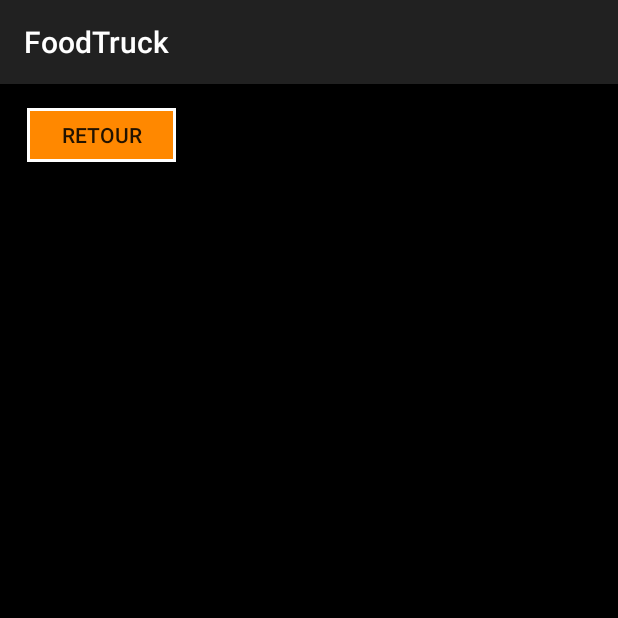
After one commit to Sautronl/FoodTruck, an Android app: the RemerciementCommande screen opened directly, with no data from a screen before it, on a phone screen of 412 x 824 dp, the top half of it. The commit adds this screen. Run offline under Robolectric (Android 15) with nearby library versions, the phone set to English and light mode, and no system bars.

Commit message:
resolution conflits

```diff
--- a/app/src/main/AndroidManifest.xml
+++ b/app/src/main/AndroidManifest.xml
@@ -21,8 +21,10 @@
         <activity android:name=".Commande"/>
         <activity android:name=".Presentation"/>
         <activity android:name=".fullImageActivity" />
-        <activity android:name=".MenuDuJourActivity"/>
+        <activity android:name=".MenuDuJourActivity" />
+        <activity android:name=".RemerciementCommande"></activity>
 
+        <activity android:name=".AdminActivity"></activity>
     </application>
 
 </manifest>
--- /dev/null
+++ b/app/src/main/java/fr/wcs/foodtruck/RemerciementCommande.java
@@ -0,0 +1,44 @@
+package fr.wcs.foodtruck;
+
+import android.content.Intent;
+import android.support.v7.app.AppCompatActivity;
+import android.os.Bundle;
+import android.view.View;
+import android.widget.Button;
+import android.widget.TextView;
+
+import java.sql.Time;
+
+public class RemerciementCommande extends AppCompatActivity {
+
+    @Override
+    protected void onCreate(Bundle savedInstanceState) {
+        super.onCreate(savedInstanceState);
+        setContentView(R.layout.activity_remerciement_commande);
+        final Button btHome = (Button) findViewById(R.id.btHomeRemerciement);
+        final TextView tvRemerciementN = (TextView) findViewById(R.id.tvRemerciementNom);
+
+
+
+
+        String nom = getIntent().getStringExtra("nom");
+
+
+
+        RemerciementModel rem = new RemerciementModel(nom);
+        tvRemerciementN.setText(rem.getNom());
+
+
+
+        btHome.setOnClickListener(new View.OnClickListener() {
+            @Override
+            public void onClick(View view) {
+                Intent intent = new Intent(RemerciementCommande.this, MenuDuJourActivity.class);
+                startActivity(intent);
+            }
+        });
+
+    }
+
+
+}
--- /dev/null
+++ b/app/src/main/java/fr/wcs/foodtruck/RemerciementModel.java
@@ -0,0 +1,27 @@
+package fr.wcs.foodtruck;
+
+
+
+/**
+ * Created by apprenti on 02/10/17.
+ */
+
+public class RemerciementModel {
+    public String nom;
+
+
+
+
+    public RemerciementModel(String nom) {
+        this.nom = nom;
+
+    }
+
+
+
+    public String getNom() {
+        return nom;
+    }
+
+
+}
--- a/app/src/main/res/layout/activity_event.xml
+++ b/app/src/main/res/layout/activity_event.xml
@@ -27,7 +27,6 @@
         android:layout_marginEnd="8dp"
         android:layout_marginStart="8dp"
         android:layout_gravity="center"
-        android:text="@string/notif"
         tools:layout_editor_absoluteX="72dp"
         tools:layout_editor_absoluteY="65dp" />
 
--- /dev/null
+++ b/app/src/main/res/layout/activity_remerciement_commande.xml
@@ -0,0 +1,40 @@
+<?xml version="1.0" encoding="utf-8"?>
+<android.support.constraint.ConstraintLayout xmlns:android="http://schemas.android.com/apk/res/android"
+    xmlns:app="http://schemas.android.com/apk/res-auto"
+    xmlns:tools="http://schemas.android.com/tools"
+    android:layout_width="match_parent"
+    android:layout_height="match_parent"
+    tools:context="fr.wcs.foodtruck.RemerciementCommande"
+    android:background="#000000">
+    <Button
+        android:id="@+id/btHomeRemerciement"
+        android:layout_width="99dp"
+        android:layout_height="36dp"
+        android:layout_marginLeft="16dp"
+        android:layout_marginStart="8dp"
+        android:layout_marginTop="16dp"
+        android:text="@string/buttonRetour"
+        android:background="@drawable/button_border_white"
+        app:layout_constraintLeft_toLeftOf="parent"
+        app:layout_constraintTop_toTopOf="parent"
+        android:layout_marginRight="20dp"
+        app:layout_constraintRight_toRightOf="parent"
+        app:layout_constraintHorizontal_bias="0.036" />
+
+    <TextView
+        android:id="@+id/tvRemerciementNom"
+        android:layout_width="wrap_content"
+        android:layout_height="wrap_content"
+        android:textColor="@color/white"
+        app:layout_constraintLeft_toLeftOf="parent"
+        android:layout_marginTop="146dp"
+        app:layout_constraintTop_toBottomOf="@+id/btHomeRemerciement"
+        app:layout_constraintHorizontal_bias="0.575"
+        app:layout_constraintBottom_toBottomOf="parent"
+        android:layout_marginBottom="429dp"
+        app:layout_constraintVertical_bias="0.0"
+        android:layout_marginRight="0dp" />
+
+
+
+</android.support.constraint.ConstraintLayout>
--- a/app/src/main/res/values/colors.xml
+++ b/app/src/main/res/values/colors.xml
@@ -5,6 +5,8 @@
     <color name="colorAccent">#FF4081</color>
     <color name="rougeDark">#8B0000</color>
     <color name="black">#000000</color>
+    <color name="white">#ffffff</color>
+
 
     <color name="textEnvoyer">#FFFFFF</color>
 </resources>
--- a/app/src/main/res/values/strings.xml
+++ b/app/src/main/res/values/strings.xml
@@ -2,7 +2,7 @@
     <string name="app_name">FoodTruck</string>
     <string name="titrePage">Contact &amp; Privatisation</string>
     <string name="buttonEnvoyer">Envoyer</string>
-    <string name="numTel">06.29.03.19.84</string>
+    <string name="numTel">06.74.66.07.20</string>
     <string name="checkbox">Je souhaite privatiser le Food Truck</string>
     <string name="prenomNom">Nom Prénom*</string>
     <string name="tel">Téléphone</string>
```
Also changed, not shown: app/src/main/java/fr/wcs/foodtruck/AdminActivity.java (added, +13 -0 lines), app/src/main/java/fr/wcs/foodtruck/Commande.java (+32 -41 lines), app/src/main/java/fr/wcs/foodtruck/ContactPrivatisation.java (+11 -0 lines), app/src/main/java/fr/wcs/foodtruck/MainActivity.java (+17 -0 lines), app/src/main/res/layout/activity_admin.xml (added, +9 -0 lines), app/src/main/res/layout/activity_commande.xml (+16 -48 lines).
